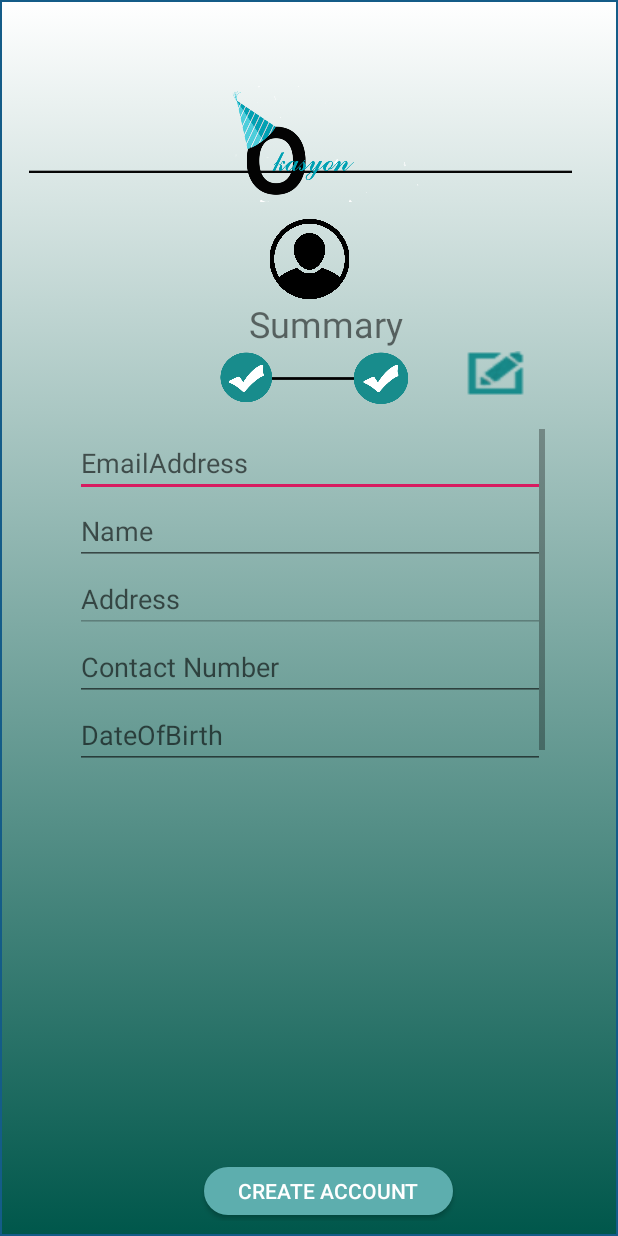
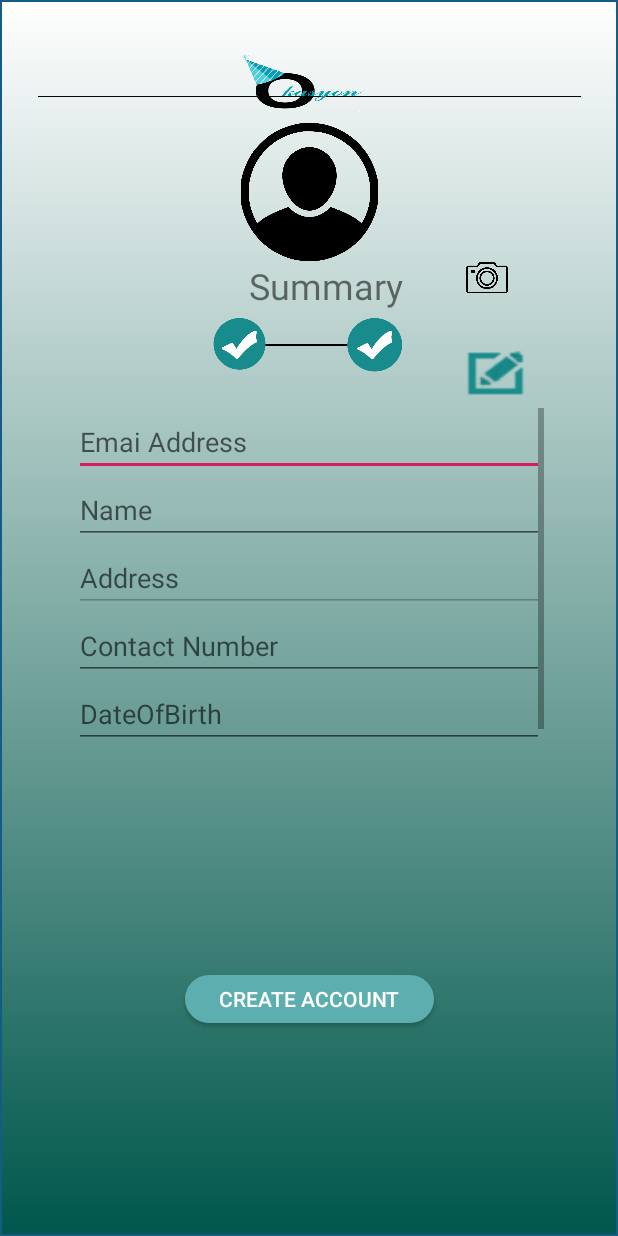
Before and after one commit to luckeyepe/OkasyonV2, an Android app: the layout activity_sign_up_user_summary.xml on its own in the app's theme, with its tools: preview values and no code run, on a phone screen of 412 x 824 dp. Run offline under Robolectric (Android 15) with nearby library versions, the phone set to English and light mode, and no system bars.

Commit message:
hands hurt

```diff
--- a/app/src/main/res/layout/activity_sign_up_user_summary.xml
+++ b/app/src/main/res/layout/activity_sign_up_user_summary.xml
@@ -9,13 +9,12 @@
         tools:context=".activities.signup_client_activities.SignUpUserSummaryActivity">
     <ImageView
             android:id="@+id/imageView10"
-            android:layout_width="63dp"
-            android:layout_height="53dp"
+            android:layout_width="102dp"
+            android:layout_height="92dp"
             android:layout_marginStart="8dp"
-            android:layout_marginTop="136dp"
+            android:layout_marginTop="72dp"
             android:layout_marginEnd="8dp"
             app:layout_constraintEnd_toEndOf="parent"
-            app:layout_constraintHorizontal_bias="0.501"
             app:layout_constraintStart_toStartOf="parent"
             app:layout_constraintTop_toTopOf="parent"
             app:srcCompat="@drawable/account"/>
@@ -49,10 +48,10 @@
             android:id="@+id/summary_scrollView"
             android:layout_width="313dp"
             android:layout_height="241dp"
-            android:layout_marginStart="27dp"
-            android:layout_marginEnd="26dp"
+            android:layout_marginStart="8dp"
+            android:layout_marginEnd="8dp"
             app:layout_constraintEnd_toEndOf="parent"
-            app:layout_constraintStart_toStartOf="parent" android:layout_marginTop="22dp"
+            app:layout_constraintStart_toStartOf="parent" android:layout_marginTop="8dp"
             app:layout_constraintTop_toBottomOf="@+id/imageButton_signupPart2EditButton">
 
         <LinearLayout
@@ -65,7 +64,7 @@
                     android:layout_width="match_parent"
                     android:layout_height="wrap_content"
                     android:ems="10"
-                    android:id="@+id/editText_summaryEmailAddress" android:hint="EmailAddress"
+                    android:id="@+id/editText_summaryEmailAddress" android:hint="Emai Address"
                     android:textColor="@color/gradient1" android:inputType="textEmailAddress"/>
             <EditText
                     android:layout_width="match_parent"
@@ -106,41 +105,46 @@
     <ImageView
             android:id="@+id/imageView2"
             android:layout_width="362dp"
-            android:layout_height="215dp"
-            android:layout_marginEnd="8dp"
+            android:layout_height="112dp"
             android:scaleType="fitXY"
             app:layout_constraintEnd_toEndOf="parent"
-            app:layout_constraintHorizontal_bias="0.428"
             app:layout_constraintStart_toStartOf="parent"
             app:layout_constraintTop_toTopOf="parent"
             app:srcCompat="@drawable/img_okasyon_logo"/>
 
     <ImageView
             android:id="@+id/imageView5"
-            android:layout_width="155dp"
-            android:layout_height="149dp"
+            android:layout_width="156dp"
+            android:layout_height="46dp"
             android:layout_marginStart="8dp"
-            android:layout_marginTop="172dp"
+            android:layout_marginTop="196dp"
             android:layout_marginEnd="8dp"
             android:scaleType="fitXY"
             app:layout_constraintEnd_toEndOf="parent"
-            app:layout_constraintHorizontal_bias="0.521"
             app:layout_constraintStart_toStartOf="parent"
             app:layout_constraintTop_toTopOf="parent"
             app:srcCompat="@drawable/breadcrumbs3"/>
 
     <Button
-            android:id="@+id/Button_summaryClientCreateAccount"
+            android:id="@+id/button_summaryClientCreateAccount"
             android:layout_width="166dp"
             android:layout_height="32dp"
             android:layout_marginStart="8dp"
-            android:layout_marginEnd="100dp"
             android:layout_marginBottom="4dp"
             android:background="@drawable/roundbtn"
             android:text="CREATE ACCOUNT"
             android:textColor="#FFFFFF"
             app:layout_constraintBottom_toBottomOf="parent"
             app:layout_constraintEnd_toEndOf="parent"
-            app:layout_constraintHorizontal_bias="1.0"
-            app:layout_constraintStart_toStartOf="parent"/>
+            app:layout_constraintStart_toStartOf="parent" android:layout_marginTop="8dp"
+            app:layout_constraintTop_toBottomOf="@+id/summary_scrollView" android:layout_marginEnd="8dp"/>
+    <ImageButton
+            android:layout_width="28dp"
+            android:layout_height="32dp" app:srcCompat="@drawable/camera_icon"
+            android:id="@+id/imageButton_signUpUserSummaryCamera"
+            android:background="@android:color/transparent" android:scaleType="fitCenter"
+            android:layout_marginTop="160dp"
+            app:layout_constraintTop_toTopOf="parent" android:layout_marginStart="8dp"
+            app:layout_constraintStart_toStartOf="parent" android:layout_marginEnd="8dp"
+            app:layout_constraintEnd_toEndOf="parent" app:layout_constraintHorizontal_bias="0.841"/>
 </android.support.constraint.ConstraintLayout>
```
Also changed, not shown: app/src/main/java/com/example/morkince/okasyonv2/activities/ocr_activities/ocr_supplier_registration.java (+11 -7 lines), app/src/main/java/com/example/morkince/okasyonv2/activities/signup_client_activities/SignUpUserSummaryActivity.kt (+60 -0 lines), app/src/main/res/layout/activity_sign_up_supplier_part2.xml (+0 -9 lines), app/src/main/res/drawable/breadcrumbs3.png.
